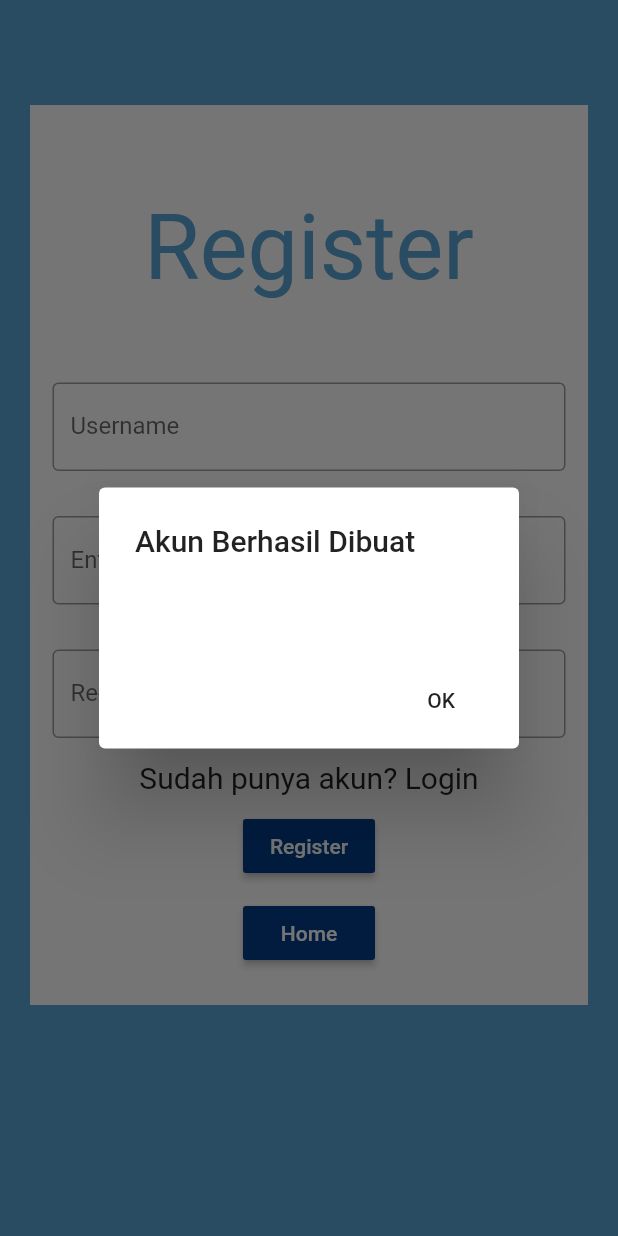
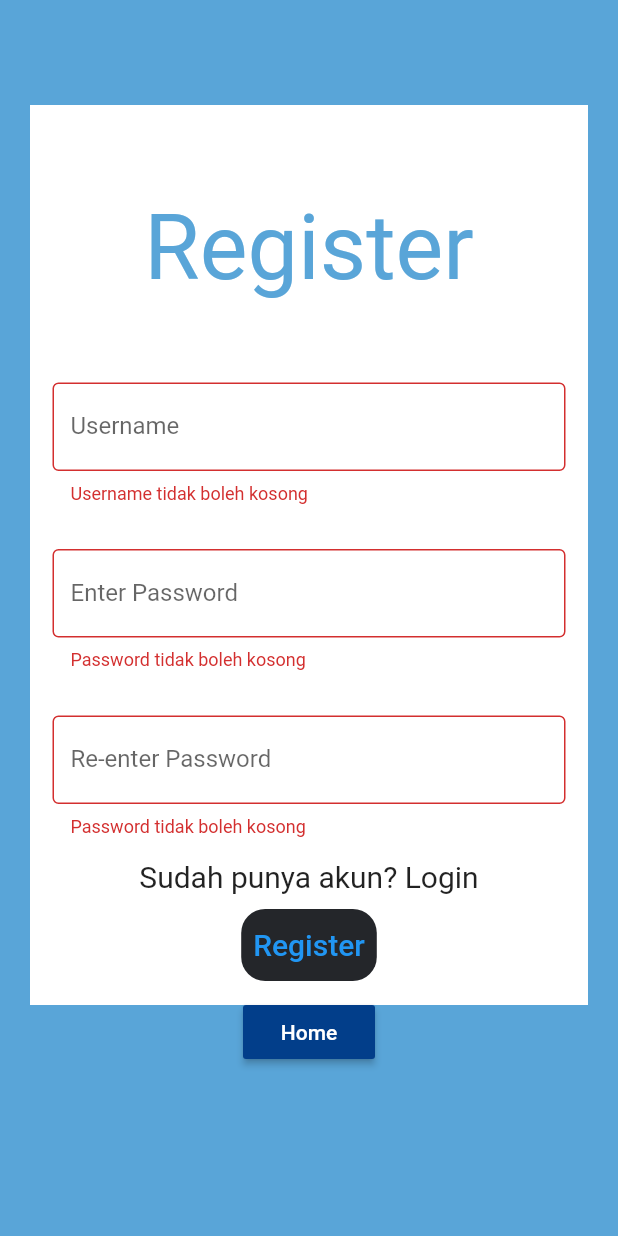
Before and after one commit to zuhalal/rumah-harapan-mobile, a Flutter app: the RegisterScreen screen opened by its route, after a tap on "Register", on a phone screen of 412 x 824 dp. Run offline on Flutter 3.47's test engine with Material 2 defaults, Android fonts, the light colour scheme and no system bars; our stand-ins replace carousel_slider, google_fonts, persistent_bottom_nav_bar, shared_preferences; accounts and stored records are empty; network calls fail.

Commit message:
update pbp

```diff
--- a/home/lib/screens/register_screen.dart
+++ b/home/lib/screens/register_screen.dart
@@ -1,17 +1,36 @@
 import 'package:flutter/material.dart';
 import 'package:flutter/cupertino.dart';
+import 'package:home/cookies.dart';
+import 'package:provider/provider.dart';
+import 'dart:convert' as convert;
 import 'package:google_fonts/google_fonts.dart';
 
 import 'package:persistent_bottom_nav_bar/persistent-tab-view.dart';
 
-class RegisterScreen extends StatelessWidget {
-  RegisterScreen({Key? key}) : super(key: key);
-  TextEditingController nameController = TextEditingController();
+class RegisterScreen extends StatefulWidget {
+  const RegisterScreen({Key? key}) : super(key: key);
   static const routeName = '/register_screen';
 
   @override
+  State<RegisterScreen> createState() => _RegisterScreenState();
+}
+
+class _RegisterScreenState extends State<RegisterScreen> {
+  final _formKey = GlobalKey<FormState>();
+
+  String username = "";
+  String password1 = "";
+  String password2 = "";
+
+  @override
   Widget build(BuildContext context) {
-    return Scaffold(
+    final request = context.watch<CookieRequest>();
+    Size size = MediaQuery.of(context).size;
+    return Form(
+      key : _formKey,
+      child: Stack(
+        children: [
+      Scaffold(
       backgroundColor: Color.fromRGBO(89, 165, 216, 1),
       body: SingleChildScrollView(
         child: Container(
@@ -32,35 +51,85 @@ class RegisterScreen extends StatelessWidget {
                   )),
               Padding(
                 padding: EdgeInsets.all(15),
-                child: TextField(
-                  controller: nameController,
+                child: TextFormField(
                   decoration: InputDecoration(
                     border: OutlineInputBorder(),
                     labelText: "Username",
                     hintText: "Enter your username",
                   ),
+                  onChanged: (String? value) {
+                    setState(() {
+                      username = value!;
+                    });
+                  },
+                  onSaved: (String? value) {
+                    setState(() {
+                      username = value!;
+                    });
+                  },
+                  autovalidateMode: AutovalidateMode.onUserInteraction,
+                  validator: (value) {
+                    if (value!.isEmpty) {
+                      return 'Username tidak boleh kosong';
+                    }
+                    return null;
+                  },
                 ),
               ),
               Padding(
                 padding: EdgeInsets.all(15),
-                child: TextField(
+                child: TextFormField(
                   obscureText: true,
                   decoration: InputDecoration(
                     border: OutlineInputBorder(),
                     labelText: "Enter Password",
                     hintText: "Enter your password",
                   ),
+                  onChanged: (String ? value) {
+                    setState(() {
+                      password1 = value!;
+                    });
+                  },
+                  onSaved: (String? value) {
+                    setState(() {
+                      password1 = value!;
+                    });
+                  },
+                  autovalidateMode: AutovalidateMode.onUserInteraction,
+                  validator: (value) {
+                    if (value!.isEmpty) {
+                      return 'Password tidak boleh kosong';
+                    }
+                    return null;
+                  },
                 ),
               ),
               Padding(
                 padding: EdgeInsets.all(15),
-                child: TextField(
+                child: TextFormField(
                   obscureText: true,
                   decoration: InputDecoration(
                     border: OutlineInputBorder(),
                     labelText: "Re-enter Password",
                     hintText: "Re-enter your password",
                   ),
+                  onChanged: (String? value) {
+                    setState(() {
+                      password2 = value!;
+                    });
+                  },
+                  onSaved: (String? value) {
+                    setState(() {
+                      password2 = value!;
+                    });
+                  },
+                  autovalidateMode: AutovalidateMode.onUserInteraction,
+                  validator: (value) {
+                    if (value!.isEmpty) {
+                      return 'Password tidak boleh kosong';
+                    }
+                    return null;
+                  },
                 ),
               ),
               Container(
@@ -72,32 +141,48 @@ class RegisterScreen extends StatelessWidget {
                 ),
               ),
               Container(
-                  margin: EdgeInsets.only(top: 10),
-                  child: RaisedButton(
-                    textColor: Colors.white,
-                    color: Color.fromRGBO(2, 62, 138, 1),
-                    child: Text("Register"),
-                    onPressed: () {
-                      showDialog(
-                        context: context,
-                        builder: (context) {
-                          return AlertDialog(
-                            title: Text("Akun Berhasil Dibuat"),
-                            content: Text(nameController.text),
-                            actions: <Widget>[
-                              new FlatButton(
-                                  onPressed: () {
-                                    Navigator.of(context).pop();
-                                    Navigator.pushNamed(
-                                        context, '/tabs_screen');
-                                  },
-                                  child: new Text('OK'))
-                            ],
-                          );
-                        },
-                      );
-                    },
-                  )),
+                margin: EdgeInsets.only(top: 10),
+                decoration: BoxDecoration(
+                  borderRadius: BorderRadius.circular(16),
+                  color: const Color(0xFF24262A),
+                ),
+                child: TextButton(
+                  onPressed: () async {
+                    if (_formKey.currentState!.validate()) {
+                      // Submit to Django server and wait for response
+                      final response = await request.post(
+                          "https://rumah-harapan.herokuapp.com/register2",
+                          convert.jsonEncode(<String, String>{
+                            'username': username,
+                            'password1': password1,
+                            'password2': password2,
+                          }));
+                      print(response);
+                      if (response['status'] == true) {
+                        ScaffoldMessenger.of(context).showSnackBar(
+                          SnackBar(
+                            content: Text(response["message"]),
+                          ),
+                        );
+                        Navigator.pushNamed(context, '/login_screen');
+                      } else {
+                        ScaffoldMessenger.of(context).showSnackBar(
+                          SnackBar(
+                            content: Text(response["message"]),
+                          ),
+                        );
+                      }
+                    }
+                  },
+                  child: const Text(
+                    'Register',
+                    style: TextStyle(
+                      fontSize: 20,
+                    ),
+                  ),
+                ),
+              ),
+
               Container(
                 margin: EdgeInsets.only(top: 10),
                 child: RaisedButton(
@@ -113,6 +198,9 @@ class RegisterScreen extends StatelessWidget {
           ),
         ),
       ),
+    ),
+        ],
+      ),
     );
   }
 }
--- a/home/pubspec.yaml
+++ b/home/pubspec.yaml
@@ -36,6 +36,8 @@ dependencies:
   cupertino_icons: ^1.0.2
   persistent_bottom_nav_bar: ^4.0.2
   google_fonts: ^2.1.0
+  shared_preferences: ^2.0.11
+  provider: ^6.0.1
 
 dev_dependencies:
   flutter_test:
--- a/pubspec.yaml
+++ b/pubspec.yaml
@@ -44,6 +44,8 @@ dependencies:
   cupertino_icons: ^1.0.2
   carousel_slider: ^4.0.0
   http: ^0.13.1
+  provider: ^6.0.1
+  shared_preferences: ^2.0.11
 
 dev_dependencies:
   flutter_test:
```
Also changed, not shown: home/lib/cookies.dart (added, +164 -0 lines), home/lib/main.dart (+11 -2 lines), home/lib/screens/after_login.dart (added, +209 -0 lines), home/lib/screens/login_screen.dart (+54 -24 lines), artikel/pubspec.lock, donasi/pubspec.lock, home/pubspec.lock, kontak/pubspec.lock, kritik_saran/pubspec.lock, pubspec.lock, update_covid/pubspec.lock, vaksin/pubspec.lock.
